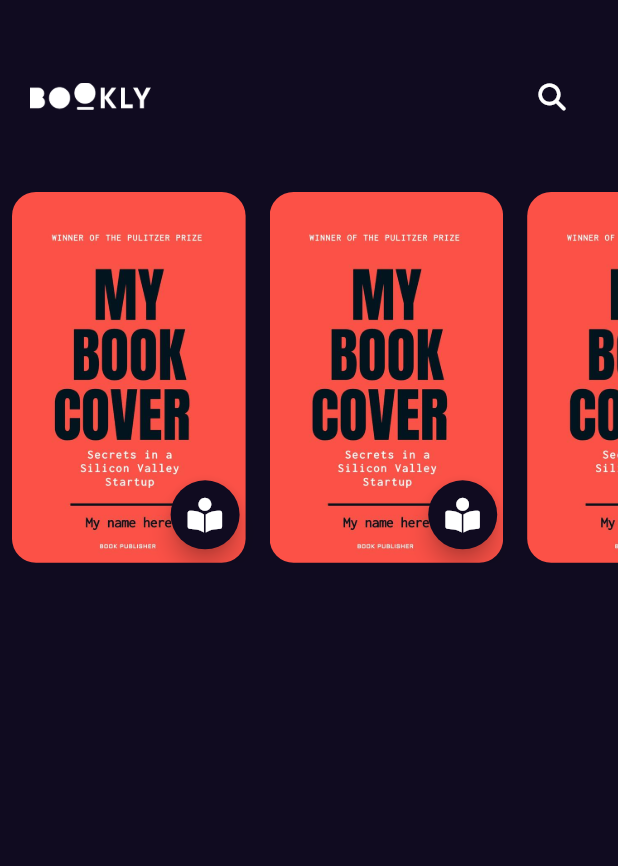
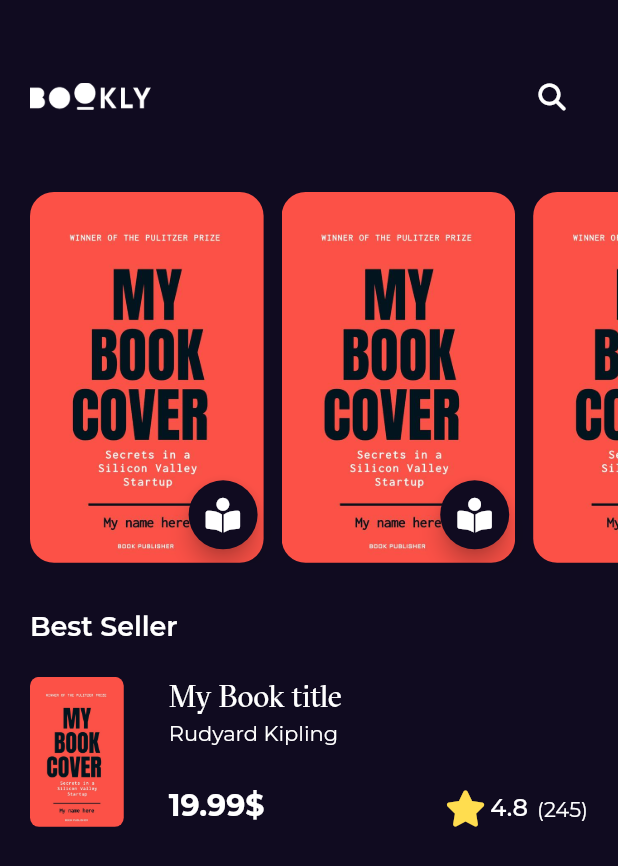
Before and after one commit to BahaaAY/books_app_flutter, a Flutter app: the screen it shows after launch, on a phone screen of 412 x 824 dp. Shown: the top 866 px of the screen. Run offline on Flutter 3.47's test engine with Material 2 defaults, Android fonts, the phone set to English and light mode, and no system bars; our stand-ins replace font_awesome_flutter, get, google_fonts.

Commit message:
Best Seller List item created

```diff
--- a/lib/constants.dart
+++ b/lib/constants.dart
@@ -1,3 +1,5 @@
 import 'dart:ui';
 
 const primaryColor = Color(0xff100B20);
+const homePadding = 20.0;
+const fontGtSectraFine = 'GT Sectra Fine';
--- /dev/null
+++ b/lib/core/utils/styles.dart
@@ -0,0 +1,28 @@
+import 'package:bookly/constants.dart';
+import 'package:flutter/material.dart';
+
+abstract class Styles {
+  static const textStyle18 = TextStyle(
+    fontSize: 18,
+    fontWeight: FontWeight.w600,
+  );
+  static const textStyle20 = TextStyle(
+    fontSize: 20,
+    fontWeight: FontWeight.normal,
+  );
+  static const textStyle30 = TextStyle(
+    fontSize: 30,
+    fontWeight: FontWeight.w900,
+    fontFamily: fontGtSectraFine,
+    letterSpacing: 1.2,
+  );
+  static const textStyle14 = TextStyle(
+    fontSize: 14,
+    fontWeight: FontWeight.normal,
+  );
+
+  static const textStyle16 = TextStyle(
+    fontSize: 16,
+    fontWeight: FontWeight.w500,
+  );
+}
--- /dev/null
+++ b/lib/features/HomeScreen/representation/views/widgets/best_seller_item.dart
@@ -0,0 +1,112 @@
+import 'package:bookly/constants.dart';
+import 'package:bookly/core/utils/assets.dart';
+import 'package:bookly/core/utils/styles.dart';
+import 'package:flutter/material.dart';
+import 'package:font_awesome_flutter/font_awesome_flutter.dart';
+
+class BestSellerItem extends StatelessWidget {
+  const BestSellerItem({
+  super.key,
+  });
+
+  @override
+  Widget build(BuildContext context) {
+    return Padding(
+      padding: const EdgeInsets.symmetric(horizontal: homePadding),
+      child: SizedBox(
+        height: 100,
+        child: Row(
+          children: [
+            AspectRatio(
+              aspectRatio: 5 / 8,
+              child: Container(
+                decoration: BoxDecoration(
+                  borderRadius: BorderRadius.circular(6.0),
+                  image: const DecorationImage(
+                    image: AssetImage(AssetsData.testImage),
+                    fit: BoxFit.fill,
+                  ),
+                ),
+              ),
+            ),
+            const SizedBox(
+              width: 30,
+            ),
+            Expanded(
+              child: Column(
+                crossAxisAlignment: CrossAxisAlignment.start,
+                children: [
+                  Text(
+                    'My Book title',
+                    maxLines: 2,
+                    overflow: TextOverflow.ellipsis,
+                    style: Styles.textStyle20.copyWith(
+                      fontFamily: fontGtSectraFine,
+                    ),
+                  ),
+                  const SizedBox(
+                    height: 4,
+                  ),
+                  const Text(
+                    'Rudyard Kipling',
+                    maxLines: 1,
+                    overflow: TextOverflow.ellipsis,
+                    style: Styles.textStyle14,
+                  ),
+                  const Spacer(),
+                  Row(
+                    textBaseline: TextBaseline.alphabetic,
+                    crossAxisAlignment: CrossAxisAlignment.baseline,
+                    children: [
+                      Text(
+                        '19.99\$',
+                        style: Styles.textStyle20.copyWith(
+                          fontWeight: FontWeight.bold,
+                        ),
+                      ),
+                      const Spacer(),
+                      const BestSellerRating(),
+
+                    ],
+                  ),
+                ],
+              ),
+            )
+          ],
+        ),
+      ),
+    );
+  }
+}
+
+class BestSellerRating extends StatelessWidget {
+  const BestSellerRating({
+    super.key,
+  });
+
+  @override
+  Widget build(BuildContext context) {
+    return Row(
+      children: const [
+        Icon(
+          FontAwesomeIcons.solidStar,
+          color: Color(0xffffdd4f),
+        ),
+        SizedBox(
+          width: 6,
+        ),
+        Text(
+          '4.8',
+          style: Styles.textStyle16,
+        ),
+        SizedBox(
+          width: 6,
+        ),
+        Text(
+          '(245)',
+          style: Styles.textStyle14,
+        ),
+      ],
+    );
+  }
+}
--- a/lib/features/HomeScreen/representation/views/widgets/featured_list_item.dart
+++ b/lib/features/HomeScreen/representation/views/widgets/featured_list_item.dart
@@ -10,9 +10,7 @@ class FeaturedListItem extends StatelessWidget {
 
   @override
   Widget build(BuildContext context) {
-    return Padding(
-      padding: const EdgeInsets.symmetric(horizontal: 8),
-      child: Stack(
+    return Stack(
       alignment: Alignment.bottomRight,
       children: [
         AspectRatio(
@@ -40,7 +38,6 @@ class FeaturedListItem extends StatelessWidget {
           ),
         ),
       ],
-      ),
     );
   }
 }
--- a/lib/features/HomeScreen/representation/views/widgets/featured_list_view.dart
+++ b/lib/features/HomeScreen/representation/views/widgets/featured_list_view.dart
@@ -10,14 +10,21 @@ class FeaturedListView extends StatelessWidget
 
   @override
   Widget build(BuildContext context) {
-    return SizedBox(
-      height: MediaQuery.of(context).size.height * 0.3,
-      child: ListView.builder(
-          scrollDirection: Axis.horizontal,
-          itemCount: 4,
-          itemBuilder: (context, index) {
-            return const FeaturedListItem();
-          }),
+    return Padding(
+      padding: const EdgeInsetsDirectional.only(start: 20),
+      child: SizedBox(
+        height: MediaQuery.of(context).size.height * 0.3,
+        child: ListView.separated(
+            scrollDirection: Axis.horizontal,
+            itemCount: 4,
+            itemBuilder: (context, index) {
+              return const FeaturedListItem();
+            },
+          separatorBuilder: (context, index) {
+              return const SizedBox(width: 12,);
+          },
+        ),
+      ),
     );
   }
 }
--- a/lib/features/HomeScreen/representation/views/widgets/home_view_body.dart
+++ b/lib/features/HomeScreen/representation/views/widgets/home_view_body.dart
@@ -1,5 +1,7 @@
+import 'package:bookly/constants.dart';
+import 'package:bookly/core/utils/styles.dart';
 import 'package:flutter/material.dart';
-
+import 'best_seller_item.dart';
 import 'custom_app_bar.dart';
 import 'featured_list_view.dart';
 
@@ -9,9 +11,24 @@ class HomeViewBody extends StatelessWidget {
   @override
   Widget build(BuildContext context) {
     return Column(
+      crossAxisAlignment: CrossAxisAlignment.start,
       children: const [
         CustomAppBar(),
         FeaturedListView(),
+        SizedBox(
+          height: 32,
+        ),
+        Padding(
+          padding: EdgeInsets.symmetric(horizontal: homePadding),
+          child: Text(
+            "Best Seller",
+            style: Styles.textStyle18,
+          ),
+        ),
+        SizedBox(
+          height: 22,
+        ),
+        BestSellerItem(),
       ],
     );
   }
--- a/lib/main.dart
+++ b/lib/main.dart
@@ -1,6 +1,7 @@
 import 'package:bookly/constants.dart';
 import 'package:flutter/material.dart';
 import 'package:get/get.dart';
+import 'package:google_fonts/google_fonts.dart';
 
 import 'features/SplashScreen/presentation/views/splash_view.dart';
 
@@ -18,7 +19,12 @@ class MyApp extends StatelessWidget {
       themeMode: ThemeMode.dark,
       debugShowCheckedModeBanner: false,
       title: 'Flutter Demo',
-      theme: ThemeData.dark().copyWith(scaffoldBackgroundColor: primaryColor),
+      theme: ThemeData.dark().copyWith(
+        scaffoldBackgroundColor: primaryColor,
+        textTheme: GoogleFonts.montserratTextTheme(
+          ThemeData.dark().textTheme,
+        ),
+      ),
       home: const SplashView(),
     );
   }
--- a/pubspec.yaml
+++ b/pubspec.yaml
@@ -37,6 +37,7 @@ dependencies:
   cupertino_icons: ^1.0.2
   get: ^4.6.5
   font_awesome_flutter: ^10.4.0
+  google_fonts: ^4.0.4
 
 
 dev_dependencies:
@@ -64,7 +65,10 @@ flutter:
   # To add assets to your application, add an assets section, like this:
   assets:
     - assets/images/
-
+  fonts:
+    - family: GT Sectra Fine
+      fonts:
+        - asset: assets/fonts/GT-Sectra-Fine-Regular.ttf
   # An image asset can refer to one or more resolution-specific "variants", see
   # https://flutter.dev/assets-and-images/#resolution-aware
 
```
Also changed, not shown: assets/fonts/GT-Sectra-Fine-Regular.ttf (added), pubspec.lock. Lines whose indentation alone changed are shown as unchanged.
